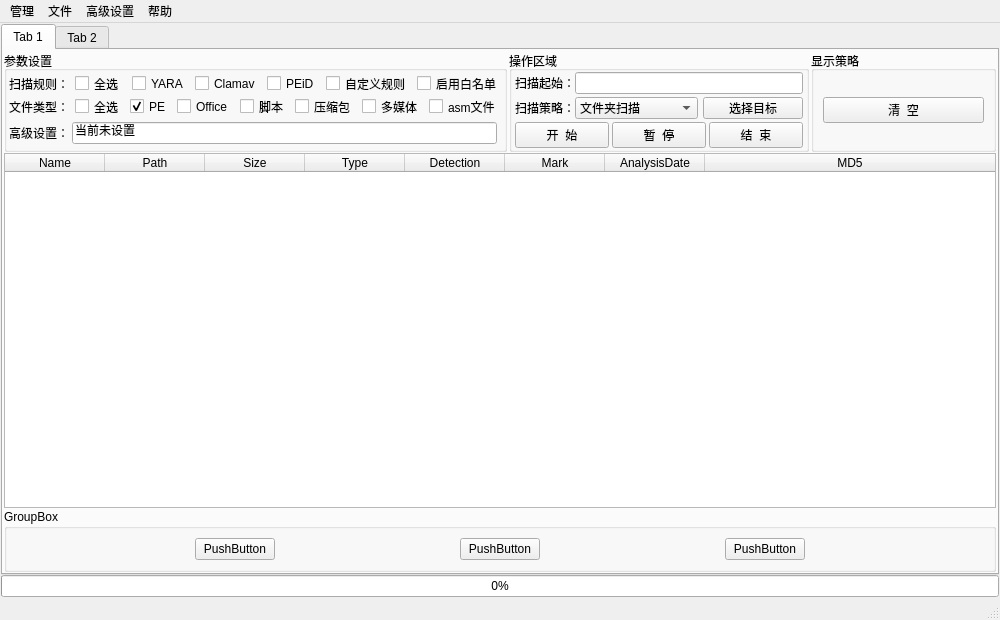
First picture: the form in uissma/UILib/MS_MainWindow.ui, repository zengrx/S.M.A.R.T, before the edit.
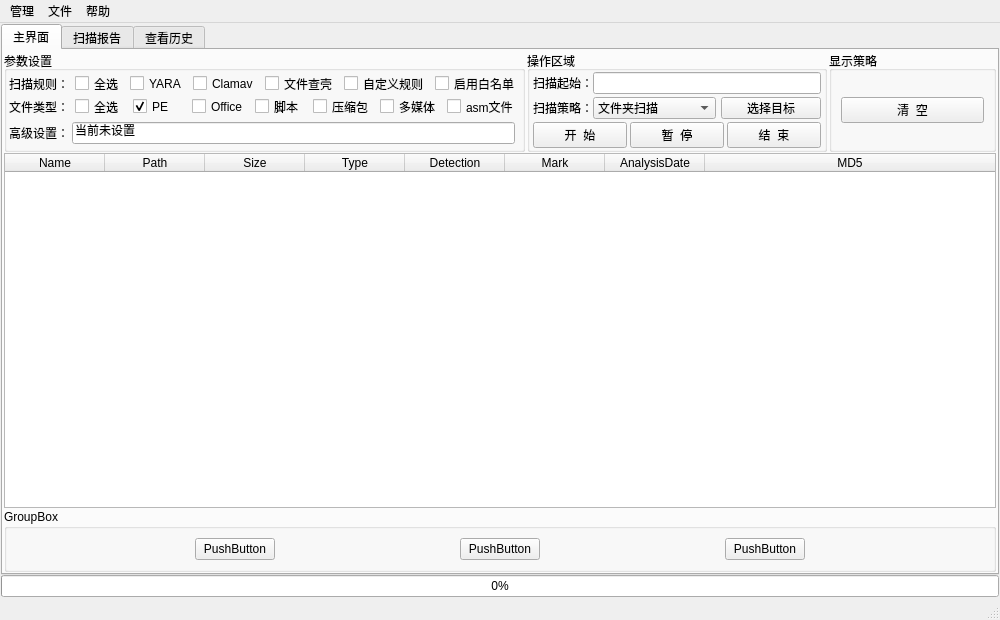
Second picture: the form after the edit.

```diff
--- a/uissma/UILib/MS_MainWindow.ui
+++ b/uissma/UILib/MS_MainWindow.ui
@@ -39,7 +39,7 @@
         </property>
         <widget class="QWidget" name="tab">
          <attribute name="title">
-          <string>Tab 1</string>
+          <string>主界面</string>
          </attribute>
          <layout class="QVBoxLayout" name="verticalLayout_4">
           <property name="leftMargin">
@@ -154,7 +154,7 @@
                     <widget class="QCheckBox" name="CBRuleClamav">
                      <property name="maximumSize">
                       <size>
-                       <width>90</width>
+                       <width>95</width>
                        <height>15</height>
                       </size>
                      </property>
@@ -167,12 +167,12 @@
                     <widget class="QCheckBox" name="CBRulePEiD">
                      <property name="maximumSize">
                       <size>
-                       <width>80</width>
+                       <width>120</width>
                        <height>15</height>
                       </size>
                      </property>
                      <property name="text">
-                      <string>PEiD</string>
+                      <string>文件查壳</string>
                      </property>
                     </widget>
                    </item>
@@ -193,7 +193,7 @@
                     <widget class="QCheckBox" name="CBRuleWL">
                      <property name="maximumSize">
                       <size>
-                       <width>120</width>
+                       <width>140</width>
                        <height>15</height>
                       </size>
                      </property>
@@ -254,7 +254,7 @@
                     <widget class="QCheckBox" name="CBTypePE">
                      <property name="maximumSize">
                       <size>
-                       <width>70</width>
+                       <width>60</width>
                        <height>15</height>
                       </size>
                      </property>
@@ -270,7 +270,7 @@
                     <widget class="QCheckBox" name="CBTypeOffice">
                      <property name="maximumSize">
                       <size>
-                       <width>90</width>
+                       <width>100</width>
                        <height>15</height>
                       </size>
                      </property>
@@ -296,7 +296,7 @@
                     <widget class="QCheckBox" name="CBTypeZip">
                      <property name="maximumSize">
                       <size>
-                       <width>90</width>
+                       <width>95</width>
                        <height>15</height>
                       </size>
                      </property>
@@ -309,7 +309,7 @@
                     <widget class="QCheckBox" name="CBTypeMedia">
                      <property name="maximumSize">
                       <size>
-                       <width>80</width>
+                       <width>95</width>
                        <height>15</height>
                       </size>
                      </property>
@@ -720,7 +720,12 @@
         </widget>
         <widget class="QWidget" name="tab_2">
          <attribute name="title">
-          <string>Tab 2</string>
+          <string>扫描报告</string>
+         </attribute>
+        </widget>
+        <widget class="QWidget" name="tab_3">
+         <attribute name="title">
+          <string>查看历史</string>
          </attribute>
         </widget>
        </widget>
@@ -757,11 +762,7 @@
      <string>文件</string>
     </property>
     <addaction name="action_3"/>
-   </widget>
-   <widget class="QMenu" name="menu_3">
-    <property name="title">
-     <string>高级设置</string>
-    </property>
+    <addaction name="action_8"/>
    </widget>
    <widget class="QMenu" name="menu_4">
     <property name="title">
@@ -773,7 +774,6 @@
    </widget>
    <addaction name="menu"/>
    <addaction name="menu_2"/>
-   <addaction name="menu_3"/>
    <addaction name="menu_4"/>
   </widget>
   <widget class="QStatusBar" name="statusbar"/>
```
Left out of the diff: 17 changed lines with no effect on the pictures.
